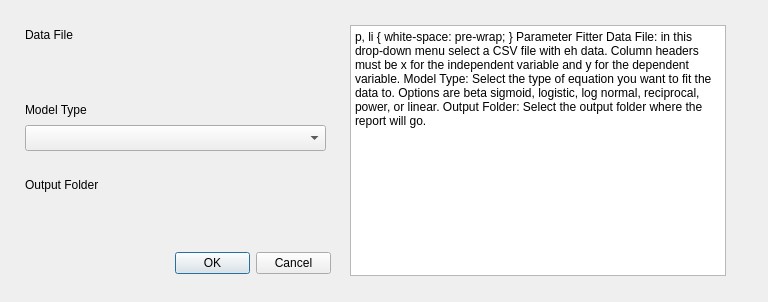
Qt form profile/profiles/default/python/plugins/parameter_fitter/parameter_fitter_dialog_base.ui (pndphd/FHAST_2) before a commit.
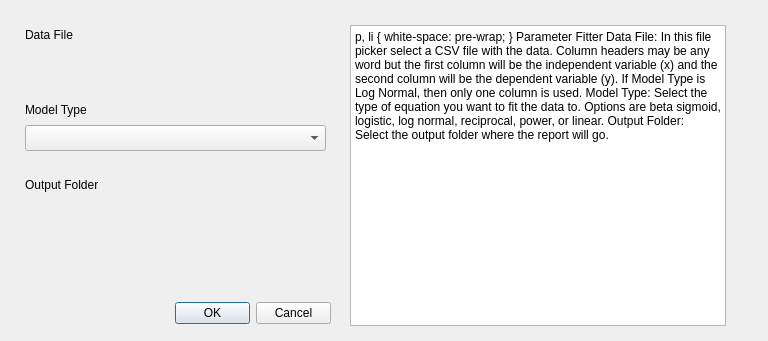
The same form after that commit. Custom widgets are drawn as their Qt base class.

Patch:
```diff
--- a/profile/profiles/default/python/plugins/parameter_fitter/parameter_fitter_dialog_base.ui
+++ b/profile/profiles/default/python/plugins/parameter_fitter/parameter_fitter_dialog_base.ui
@@ -7,7 +7,7 @@
     <x>0</x>
     <y>0</y>
     <width>768</width>
-    <height>302</height>
+    <height>341</height>
    </rect>
   </property>
   <property name="windowTitle">
@@ -17,7 +17,7 @@
    <property name="geometry">
     <rect>
      <x>175</x>
-     <y>250</y>
+     <y>300</y>
      <width>156</width>
      <height>27</height>
     </rect>
@@ -45,18 +45,18 @@
      <x>350</x>
      <y>25</y>
      <width>376</width>
-     <height>251</height>
+     <height>301</height>
     </rect>
    </property>
    <property name="html">
     <string>&lt;!DOCTYPE HTML PUBLIC &quot;-//W3C//DTD HTML 4.0//EN&quot; &quot;http://www.w3.org/TR/REC-html40/strict.dtd&quot;&gt;
 &lt;html&gt;&lt;head&gt;&lt;meta name=&quot;qrichtext&quot; content=&quot;1&quot; /&gt;&lt;style type=&quot;text/css&quot;&gt;
 p, li { white-space: pre-wrap; }
-&lt;/style&gt;&lt;/head&gt;&lt;body style=&quot; font-family:'MS Shell Dlg 2'; font-size:8.25pt; font-weight:400; font-style:normal;&quot;&gt;
+&lt;/style&gt;&lt;/head&gt;&lt;body style=&quot; font-family:'MS Shell Dlg 2'; font-size:12pt; font-weight:400; font-style:normal;&quot;&gt;
 &lt;p style=&quot; margin-top:12px; margin-bottom:12px; margin-left:0px; margin-right:0px; -qt-block-indent:0; text-indent:0px;&quot;&gt;&lt;span style=&quot; font-size:18pt; font-weight:600;&quot;&gt;Parameter Fitter&lt;/span&gt;&lt;/p&gt;
-&lt;p style=&quot; margin-top:12px; margin-bottom:12px; margin-left:0px; margin-right:0px; -qt-block-indent:0; text-indent:0px;&quot;&gt;&lt;span style=&quot; font-size:12pt; font-weight:600;&quot;&gt;Data File:&lt;/span&gt;&lt;span style=&quot; font-size:12pt;&quot;&gt; in this drop-down menu select a CSV file with eh data. Column headers must be &lt;/span&gt;&lt;span style=&quot; font-size:12pt; font-style:italic;&quot;&gt;x&lt;/span&gt;&lt;span style=&quot; font-size:12pt;&quot;&gt; for the independent variable and &lt;/span&gt;&lt;span style=&quot; font-size:12pt; font-style:italic;&quot;&gt;y&lt;/span&gt;&lt;span style=&quot; font-size:12pt;&quot;&gt; for the dependent variable. &lt;/span&gt;&lt;/p&gt;
-&lt;p style=&quot; margin-top:12px; margin-bottom:12px; margin-left:0px; margin-right:0px; -qt-block-indent:0; text-indent:0px;&quot;&gt;&lt;span style=&quot; font-size:12pt; font-weight:600;&quot;&gt;Model Type:&lt;/span&gt;&lt;span style=&quot; font-size:12pt;&quot;&gt; Select the type of equation you want to fit the data to. Options are beta sigmoid, logistic, log normal, reciprocal, power, or linear. &lt;/span&gt;&lt;/p&gt;
-&lt;p style=&quot; margin-top:12px; margin-bottom:12px; margin-left:0px; margin-right:0px; -qt-block-indent:0; text-indent:0px;&quot;&gt;&lt;span style=&quot; font-size:12pt; font-weight:600;&quot;&gt;Output Folder:&lt;/span&gt;&lt;span style=&quot; font-size:12pt;&quot;&gt; Select the output folder where the report will go.&lt;/span&gt;&lt;/p&gt;&lt;/body&gt;&lt;/html&gt;</string>
+&lt;p style=&quot; margin-top:12px; margin-bottom:12px; margin-left:0px; margin-right:0px; -qt-block-indent:0; text-indent:0px;&quot;&gt;&lt;span style=&quot; font-weight:600;&quot;&gt;Data File:&lt;/span&gt; In this file picker select a CSV file with the data. Column headers may be any word but the first column will be the independent variable (x) and the second column will be the dependent variable (y).&lt;span style=&quot; font-style:italic;&quot;&gt; &lt;/span&gt;If &lt;span style=&quot; font-style:italic;&quot;&gt;Model Type&lt;/span&gt; is &lt;span style=&quot; font-style:italic;&quot;&gt;Log Normal,&lt;/span&gt; then only one column is used.  &lt;/p&gt;
+&lt;p style=&quot; margin-top:12px; margin-bottom:12px; margin-left:0px; margin-right:0px; -qt-block-indent:0; text-indent:0px;&quot;&gt;&lt;span style=&quot; font-weight:600;&quot;&gt;Model Type:&lt;/span&gt; Select the type of equation you want to fit the data to. Options are beta sigmoid, logistic, log normal, reciprocal, power, or linear. &lt;/p&gt;
+&lt;p style=&quot; margin-top:12px; margin-bottom:12px; margin-left:0px; margin-right:0px; -qt-block-indent:0; text-indent:0px;&quot;&gt;&lt;span style=&quot; font-weight:600;&quot;&gt;Output Folder:&lt;/span&gt; Select the output folder where the report will go.&lt;/p&gt;&lt;/body&gt;&lt;/html&gt;</string>
    </property>
   </widget>
   <widget class="QLabel" name="label">
```
Left out of the diff: 5 changed lines with no effect on the pictures.
